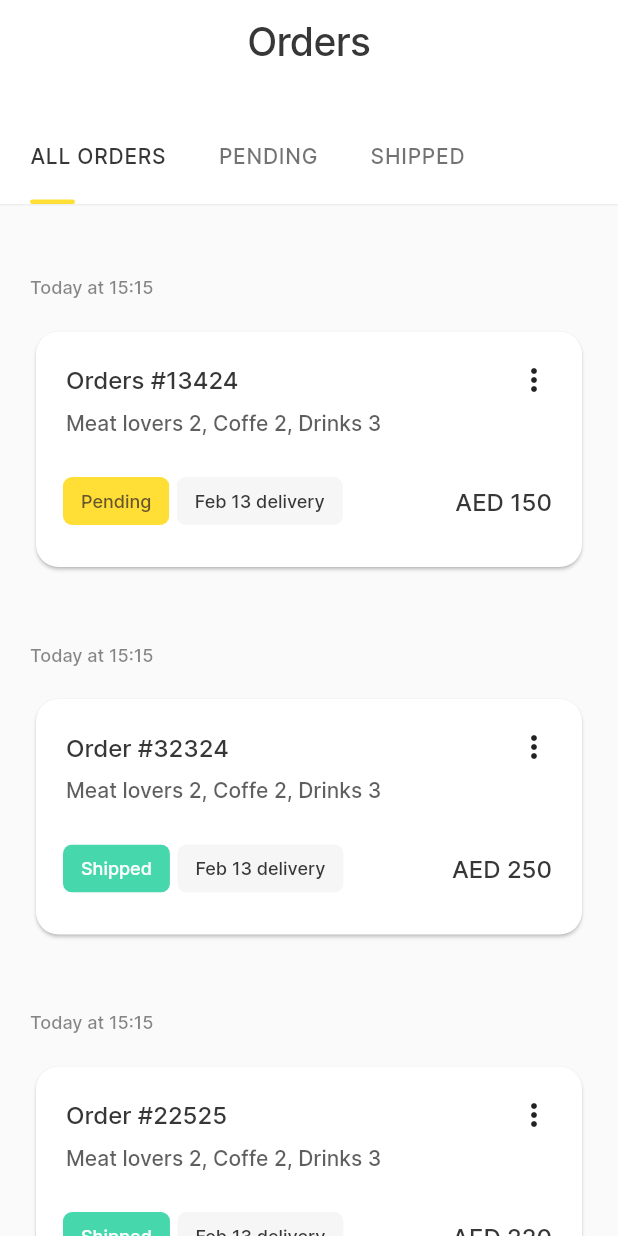
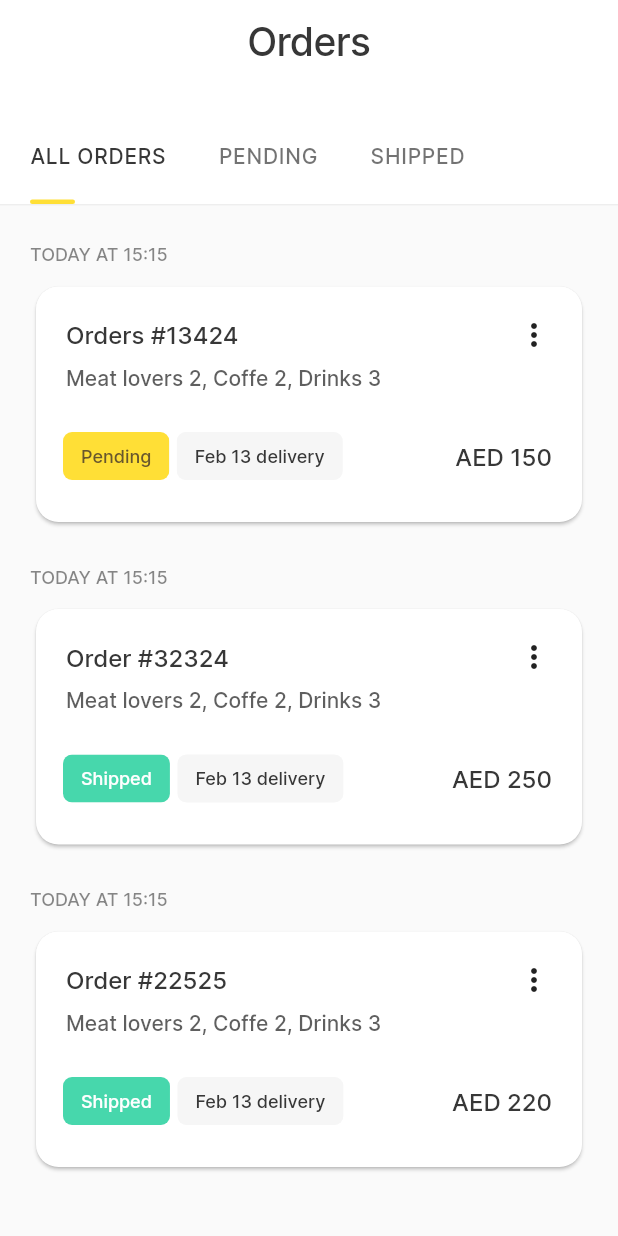
Before and after one commit to fcolakovic2/meelz, a Flutter app: the screen it shows after launch, on a phone screen of 412 x 824 dp. Run offline on Flutter 3.47's test engine with Material 2 defaults, Android fonts, the phone set to English and light mode, and no system bars.

Commit message:
uspjesno spajanje komponenti

```diff
--- a/lib/utils/dummy_data/dummy_data.dart
+++ b/lib/utils/dummy_data/dummy_data.dart
@@ -20,13 +20,13 @@ List<Widget> widgetsList = [
     children: List<Widget>.generate(
       cardsList.length,
       (counter) => Padding(
-        padding: const EdgeInsets.only(top: 47.0, right: 20, left: 20),
+        padding: const EdgeInsets.only(top: 25.0, right: 20, left: 20),
         child: Column(
           crossAxisAlignment: CrossAxisAlignment.start,
           children: [
             Padding(
-              padding: const EdgeInsets.only(bottom: 18.0),
-              child: Text("Today at 15:15", style: stilDatuma),
+              padding: const EdgeInsets.only(bottom: 10.0),
+              child: Text("TODAY AT 15:15", style: stilDatuma),
             ),
             cardsList[counter],
           ],
```
